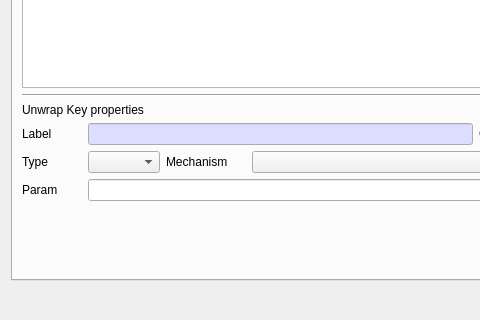
jykim74/CryptokiMan, file CryptokiMan/unwrap_key_dlg.ui: the form before one commit; both pictures show x 0 to 480 and y 243 to 563 of the 689 by 563 pixel window.
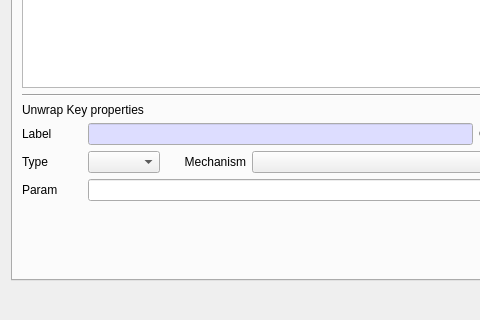
The form after the commit. The open tabs and pages were chosen to show the change.

Commit message: UI 개선

What changed in the file:
```diff
--- a/CryptokiMan/unwrap_key_dlg.ui
+++ b/CryptokiMan/unwrap_key_dlg.ui
@@ -575,6 +575,9 @@
            <property name="text">
             <string>Mechanism</string>
            </property>
+           <property name="alignment">
+            <set>Qt::AlignRight|Qt::AlignTrailing|Qt::AlignVCenter</set>
+           </property>
           </widget>
          </item>
          <item row="0" column="4">
```
Left out of the diff: 2 changed lines with no effect on the pictures. The commit also changes 4 other files.
